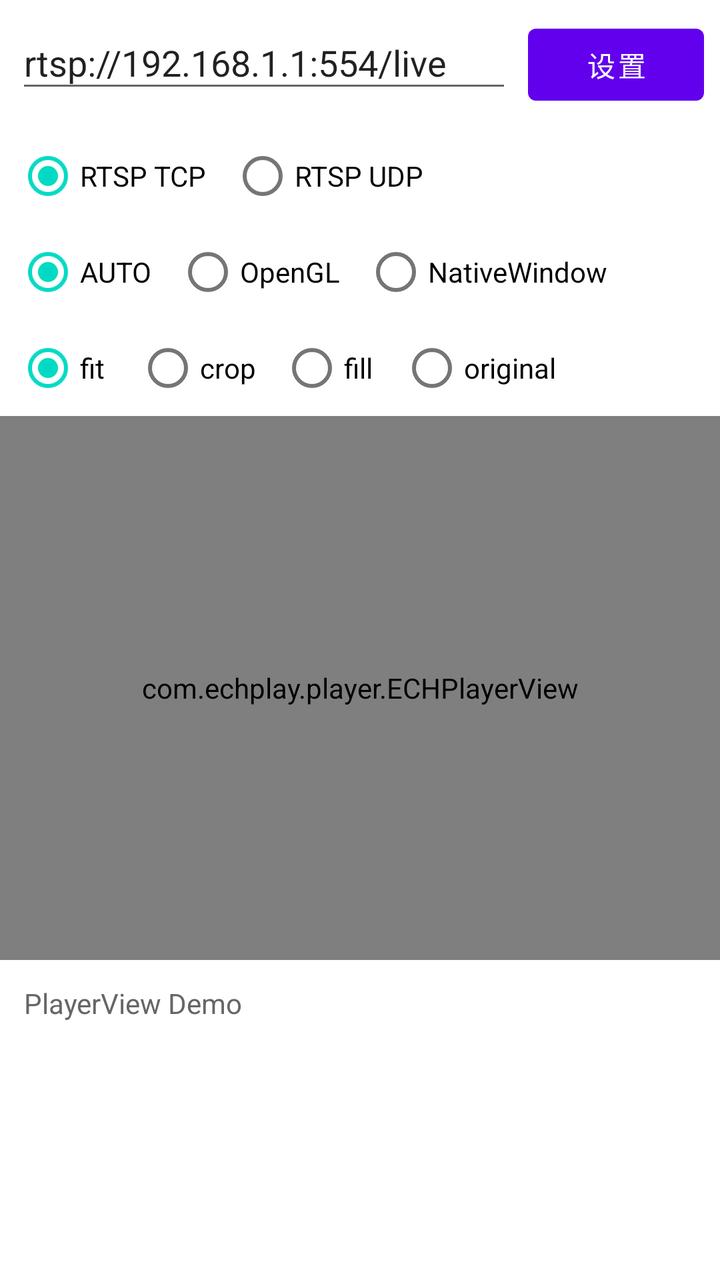
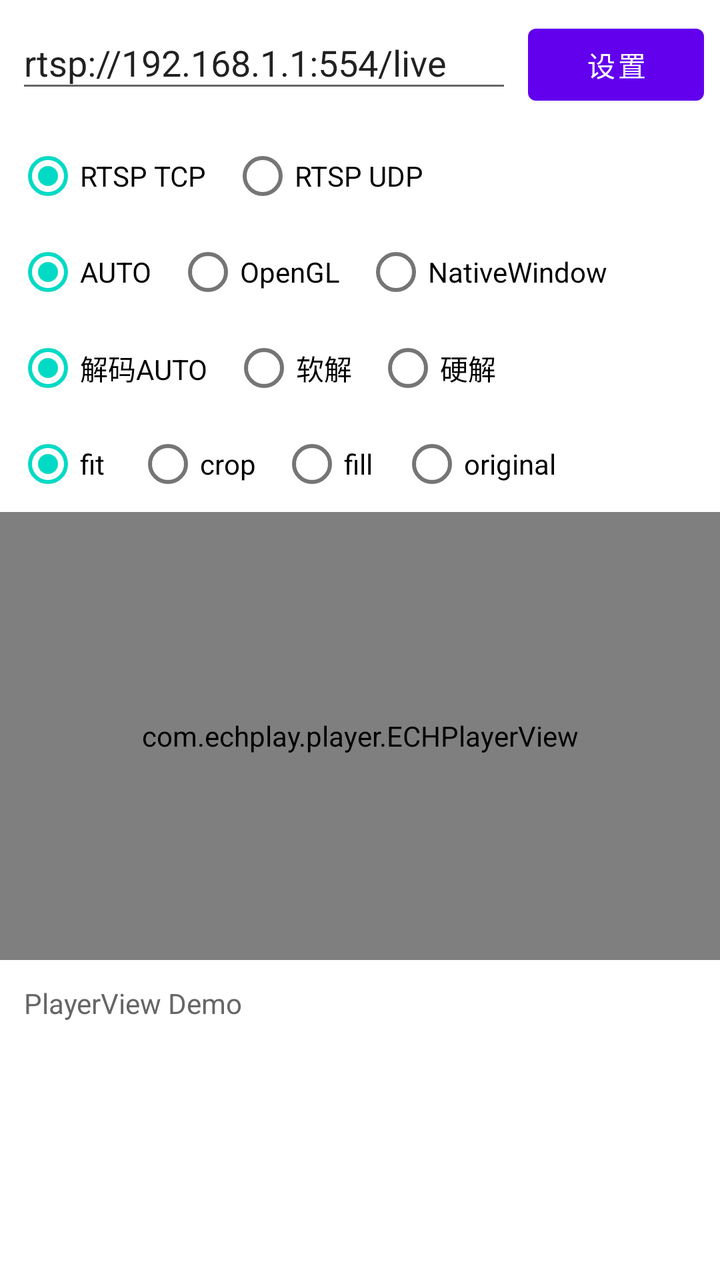

An Android layout rendered at two revisions. The XML below is the earlier revision; the diff shows what the commit changed to produce the second picture.
<!-- AndroidManifest.xml: application theme Theme.ABCPlayDemo -->
<!-- res/layout/activity_player_view_demo.xml -->
<?xml version="1.0" encoding="utf-8"?>
<LinearLayout xmlns:android="http://schemas.android.com/apk/res/android"
    android:layout_width="match_parent"
    android:layout_height="match_parent"
    android:orientation="vertical">

    <LinearLayout
        android:layout_width="match_parent"
        android:layout_height="wrap_content"
        android:orientation="horizontal"
        android:padding="8dp">

        <EditText
            android:id="@+id/playerViewUrlInput"
            android:layout_width="0dp"
            android:layout_height="wrap_content"
            android:layout_weight="1"
            android:hint="输入本地路径或 rtsp:// 地址"
            android:imeOptions="actionDone"
            android:inputType="textUri"
            android:maxLines="1"
            android:singleLine="true"
            android:text="rtsp://192.168.1.1:554/live" />

        <Button
            android:id="@+id/playerViewSetPathButton"
            android:layout_width="wrap_content"
            android:layout_height="wrap_content"
            android:layout_marginStart="8dp"
            android:text="设置" />

    </LinearLayout>

    <RadioGroup
        android:id="@+id/playerViewTransportGroup"
        android:layout_width="wrap_content"
        android:layout_height="wrap_content"
        android:layout_marginStart="8dp"
        android:orientation="horizontal">

        <RadioButton
            android:id="@+id/playerViewTransportTcpButton"
            android:layout_width="wrap_content"
            android:layout_height="wrap_content"
            android:checked="true"
            android:text="RTSP TCP" />

        <RadioButton
            android:id="@+id/playerViewTransportUdpButton"
            android:layout_width="wrap_content"
            android:layout_height="wrap_content"
            android:layout_marginStart="12dp"
            android:text="RTSP UDP" />

    </RadioGroup>

    <RadioGroup
        android:id="@+id/playerViewRenderModeGroup"
        android:layout_width="wrap_content"
        android:layout_height="wrap_content"
        android:layout_marginStart="8dp"
        android:orientation="horizontal">

        <RadioButton
            android:id="@+id/playerViewRenderAutoButton"
            android:layout_width="wrap_content"
            android:layout_height="wrap_content"
            android:checked="true"
            android:text="AUTO" />

        <RadioButton
            android:id="@+id/playerViewRenderOpenGlButton"
            android:layout_width="wrap_content"
            android:layout_height="wrap_content"
            android:layout_marginStart="12dp"
            android:text="OpenGL" />

        <RadioButton
            android:id="@+id/playerViewRenderNativeButton"
            android:layout_width="wrap_content"
            android:layout_height="wrap_content"
            android:layout_marginStart="12dp"
            android:text="NativeWindow" />

    </RadioGroup>

    <RadioGroup
        android:id="@+id/playerViewScaleGroup"
        android:layout_width="wrap_content"
        android:layout_height="wrap_content"
        android:layout_marginStart="8dp"
        android:orientation="horizontal">

        <RadioButton
            android:id="@+id/playerViewScaleFitButton"
            android:layout_width="wrap_content"
            android:layout_height="wrap_content"
            android:checked="true"
            android:text="fit" />

        <RadioButton
            android:id="@+id/playerViewScaleCropButton"
            android:layout_width="wrap_content"
            android:layout_height="wrap_content"
            android:layout_marginStart="12dp"
            android:text="crop" />

        <RadioButton
            android:id="@+id/playerViewScaleFillButton"
            android:layout_width="wrap_content"
            android:layout_height="wrap_content"
            android:layout_marginStart="12dp"
            android:text="fill" />

        <RadioButton
            android:id="@+id/playerViewScaleOriginalButton"
            android:layout_width="wrap_content"
            android:layout_height="wrap_content"
            android:layout_marginStart="12dp"
            android:text="original" />

    </RadioGroup>

    <com.echplay.player.ECHPlayerView
        android:id="@+id/playerView"
        android:layout_width="match_parent"
        android:layout_height="0dp"
        android:layout_weight="1" />

    <ScrollView
        android:layout_width="match_parent"
        android:layout_height="160dp">

        <TextView
            android:id="@+id/playerViewLogText"
            android:layout_width="match_parent"
            android:layout_height="wrap_content"
            android:padding="12dp"
            android:text="PlayerView Demo\n"
            android:textColor="#666666"
            android:textSize="14sp" />

    </ScrollView>

</LinearLayout>
<!-- resources referenced by this layout -->
<resources>
  <style name="Theme.ABCPlayDemo" parent="Theme.MaterialComponents.DayNight.DarkActionBar">
          
          <item name="colorPrimary">@color/purple_500</item>
          <item name="colorPrimaryVariant">@color/purple_700</item>
          <item name="colorOnPrimary">@color/white</item>
          
          <item name="colorSecondary">@color/teal_200</item>
          <item name="colorSecondaryVariant">@color/teal_700</item>
          <item name="colorOnSecondary">@color/black</item>
          
          <item name="android:statusBarColor">?attr/colorPrimaryVariant</item>
          
      </style>
  <color name="purple_500">#FF6200EE</color>
  <color name="purple_700">#FF3700B3</color>
  <color name="white">#FFFFFFFF</color>
  <color name="teal_200">#FF03DAC5</color>
  <color name="teal_700">#FF018786</color>
  <color name="black">#FF000000</color>
</resources>

<!-- the commit's change to res/layout/activity_player_view_demo.xml (unified diff, before → after) -->
@@ -85,6 +85,36 @@
     </RadioGroup>
 
     <RadioGroup
+        android:id="@+id/playerViewDecodeModeGroup"
+        android:layout_width="wrap_content"
+        android:layout_height="wrap_content"
+        android:layout_marginStart="8dp"
+        android:orientation="horizontal">
+
+        <RadioButton
+            android:id="@+id/playerViewDecodeAutoButton"
+            android:layout_width="wrap_content"
+            android:layout_height="wrap_content"
+            android:checked="true"
+            android:text="解码AUTO" />
+
+        <RadioButton
+            android:id="@+id/playerViewDecodeSoftwareButton"
+            android:layout_width="wrap_content"
+            android:layout_height="wrap_content"
+            android:layout_marginStart="12dp"
+            android:text="软解" />
+
+        <RadioButton
+            android:id="@+id/playerViewDecodeMediaCodecButton"
+            android:layout_width="wrap_content"
+            android:layout_height="wrap_content"
+            android:layout_marginStart="12dp"
+            android:text="硬解" />
+
+    </RadioGroup>
+
+    <RadioGroup
         android:id="@+id/playerViewScaleGroup"
         android:layout_width="wrap_content"
         android:layout_height="wrap_content"
